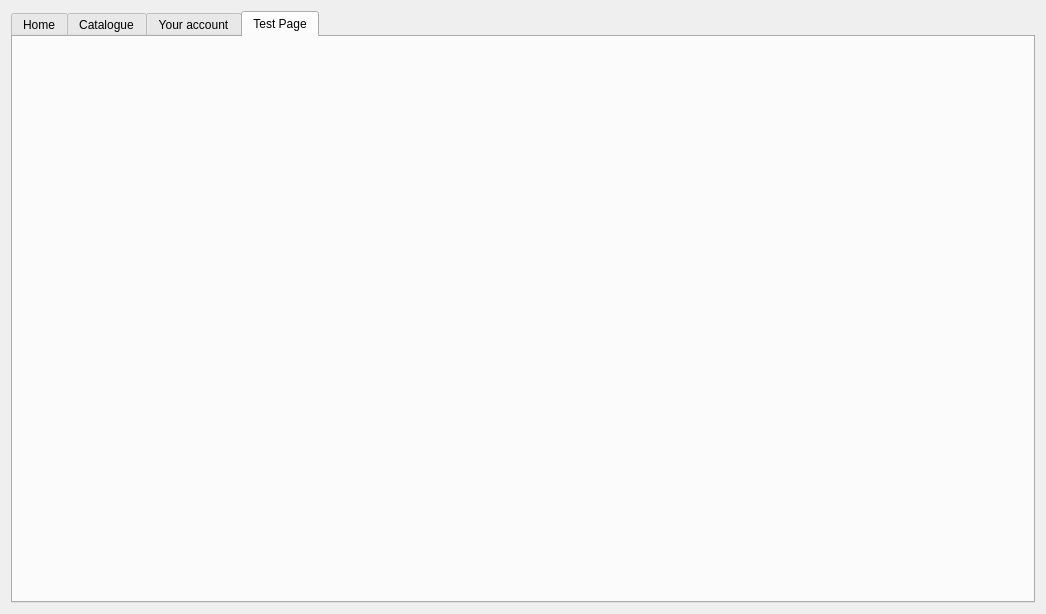
Old version of the form NewWindowChur/catalogue.ui in the repository jandrealyn/LibraryQtSystem.
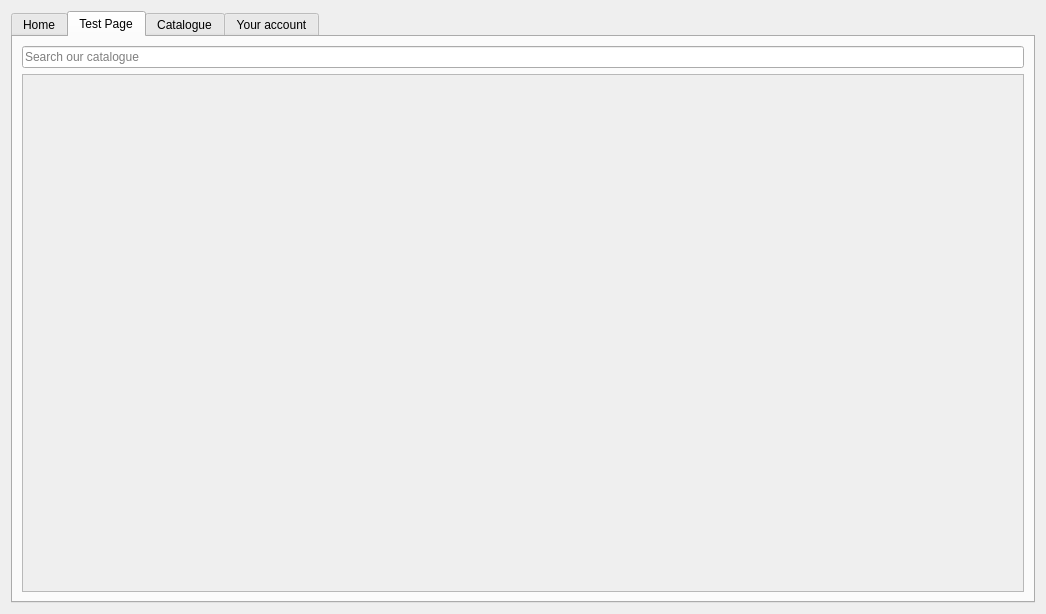
New version of the form. The open tabs and pages were chosen to show the change. Icons and pictures are not drawn.

Commit message: new catalogue created

Diff of the .ui file:
```diff
--- a/NewWindowChur/catalogue.ui
+++ b/NewWindowChur/catalogue.ui
@@ -66,6 +66,41 @@
        </item>
       </layout>
      </widget>
+     <widget class="QWidget" name="Test">
+      <attribute name="title">
+       <string>Test Page</string>
+      </attribute>
+      <layout class="QVBoxLayout" name="verticalLayout">
+       <item>
+        <widget class="QLineEdit" name="lineEdit">
+         <property name="placeholderText">
+          <string>Search our catalogue</string>
+         </property>
+        </widget>
+       </item>
+       <item>
+        <widget class="QScrollArea" name="scrollArea">
+         <property name="styleSheet">
+          <string notr="true">background-color: rgb(255, 255, 255);
+QPushButton{border-width: 1px; border-color: black;};</string>
+         </property>
+         <property name="widgetResizable">
+          <bool>true</bool>
+         </property>
+         <widget class="QWidget" name="scrollAreaWidgetContents">
+          <property name="geometry">
+           <rect>
+            <x>0</x>
+            <y>0</y>
+            <width>1002</width>
+            <height>524</height>
+           </rect>
+          </property>
+         </widget>
+        </widget>
+       </item>
+      </layout>
+     </widget>
      <widget class="QWidget" name="Catalogue">
       <attribute name="title">
        <string>Catalogue</string>
@@ -166,11 +201,6 @@
        </property>
       </widget>
      </widget>
-     <widget class="QWidget" name="Test">
-      <attribute name="title">
-       <string>Test Page</string>
-      </attribute>
-     </widget>
     </widget>
    </item>
   </layout>
```
Left out of the diff: 9 changed lines with no effect on the pictures. The commit also changes 7 other files.
